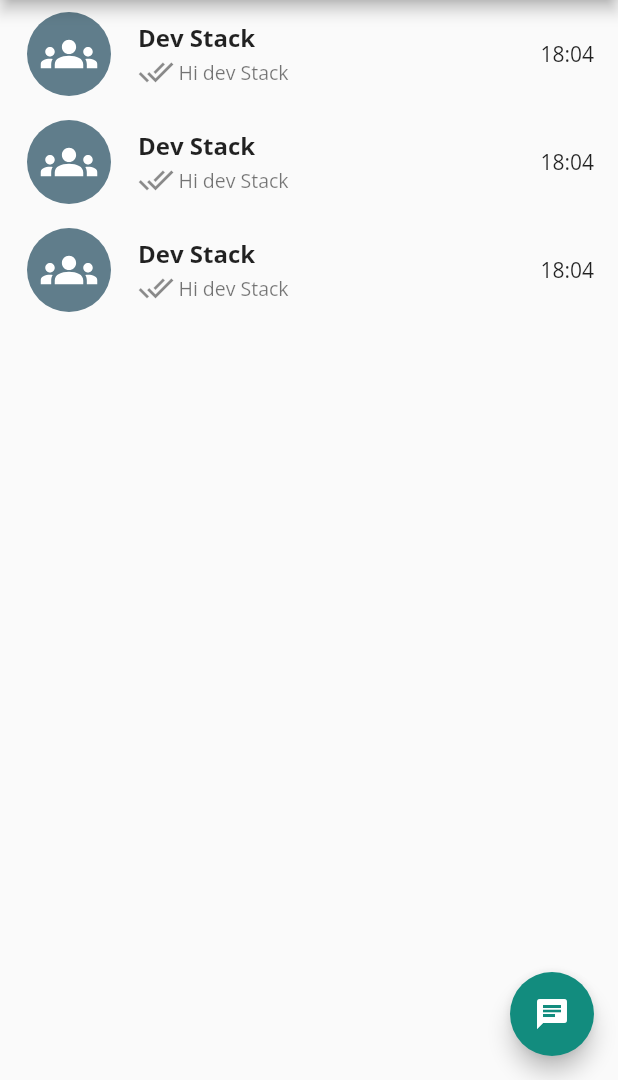
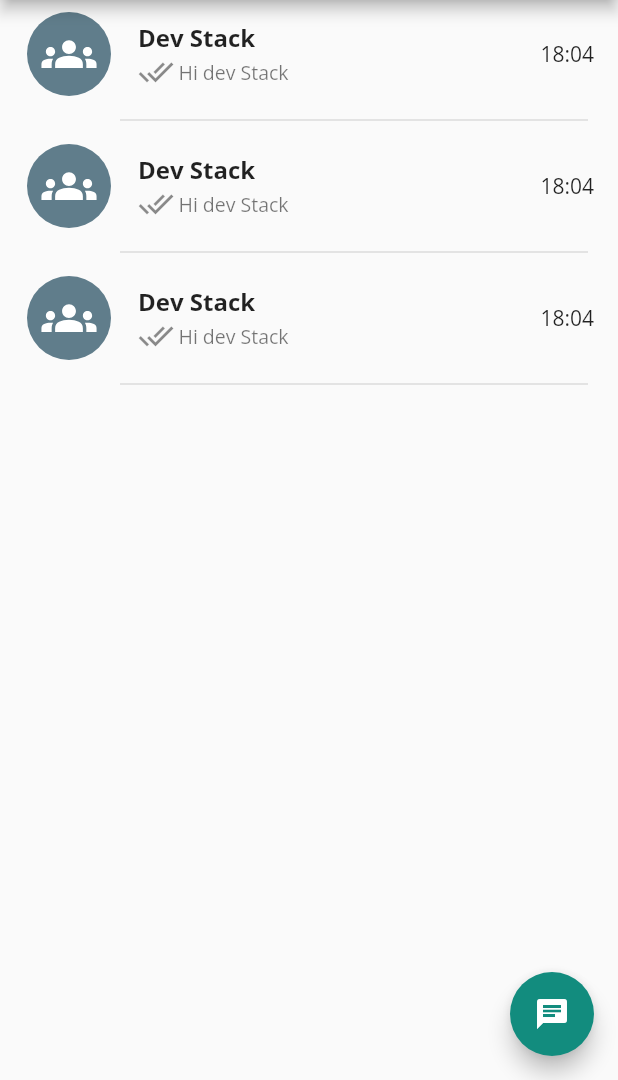
Before and after one commit to NimeshPiyumantha/Flutter_Chat_App, a Flutter app: the screen it shows after launch, tab 2 chosen, on a phone screen of 412 x 824 dp, the part 156-1236 px from its top. Run offline on Flutter 3.47's test engine with Material 2 defaults, Android fonts, the phone set to English and light mode, and no system bars; our stand-ins replace flutter_svg.

Commit message:
Add Divider

```diff
--- a/lib/customUI/custom_chat_card.dart
+++ b/lib/customUI/custom_chat_card.dart
@@ -6,14 +6,16 @@ class CustomChatCard extends StatelessWidget {
 
   @override
   Widget build(BuildContext context) {
-    return ListTile(
+    return Column(
+      children: [
+        ListTile(
           leading: CircleAvatar(
             radius: 30,
             backgroundColor: Colors.blueGrey,
             child: SvgPicture.asset(
               "assets/images/groups_black_36dp.svg",
-          height: 38,
-          width: 38,
+              height: 37,
+              width: 37,
               color: Colors.white,
             ),
           ),
@@ -39,6 +41,14 @@ class CustomChatCard extends StatelessWidget {
             ],
           ),
           trailing: const Text('18:04'),
+        ),
+        const Padding(
+          padding: EdgeInsets.only(right: 20, left: 80),
+          child: Divider(
+            thickness: 1,
+          ),
+        ),
+      ],
     );
   }
 }
```
Lines whose indentation alone changed are shown as unchanged.
